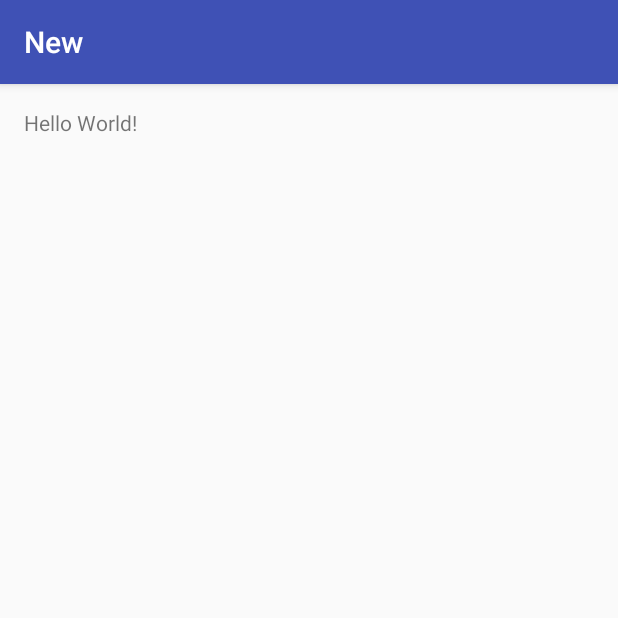
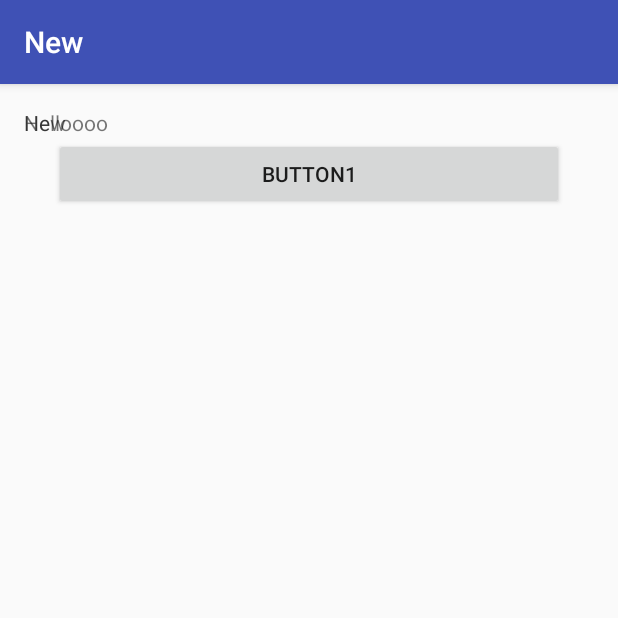
Before and after one commit to LoyCart/New1, an Android app: the screen it shows after launch (MainActivity), on a phone screen of 412 x 824 dp, the top half of it. Run offline under Robolectric (Android 15) with nearby library versions, the phone set to English and light mode, and no system bars.

```diff
--- a/app/src/main/res/layout/activity_main.xml
+++ b/app/src/main/res/layout/activity_main.xml
@@ -13,5 +13,15 @@
     <TextView
         android:layout_width="wrap_content"
         android:layout_height="wrap_content"
-        android:text="Hello World!" />
+        android:text="Helloooo" />
+
+    <TextView
+        android:layout_width="match_parent"
+        android:layout_height="wrap_content"
+        android:text="@string/app_name"/>
+    <Button
+        android:layout_width="match_parent"
+        android:layout_height="wrap_content"
+        android:layout_margin="20dp"
+        android:text="button1"/>
 </RelativeLayout>
```
